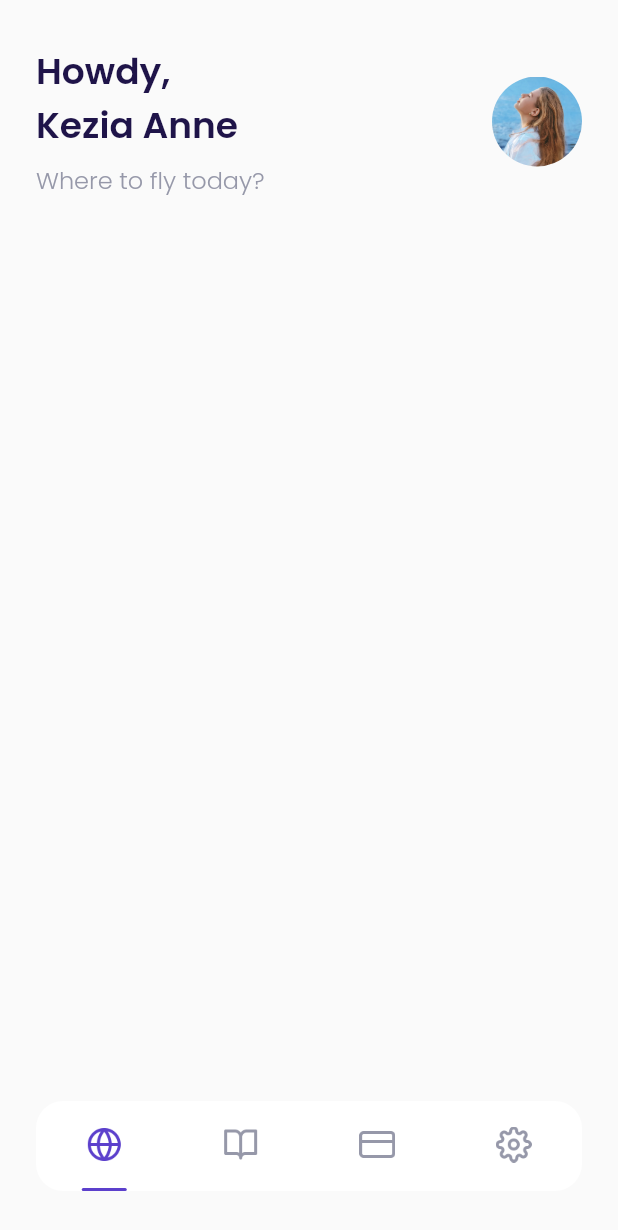
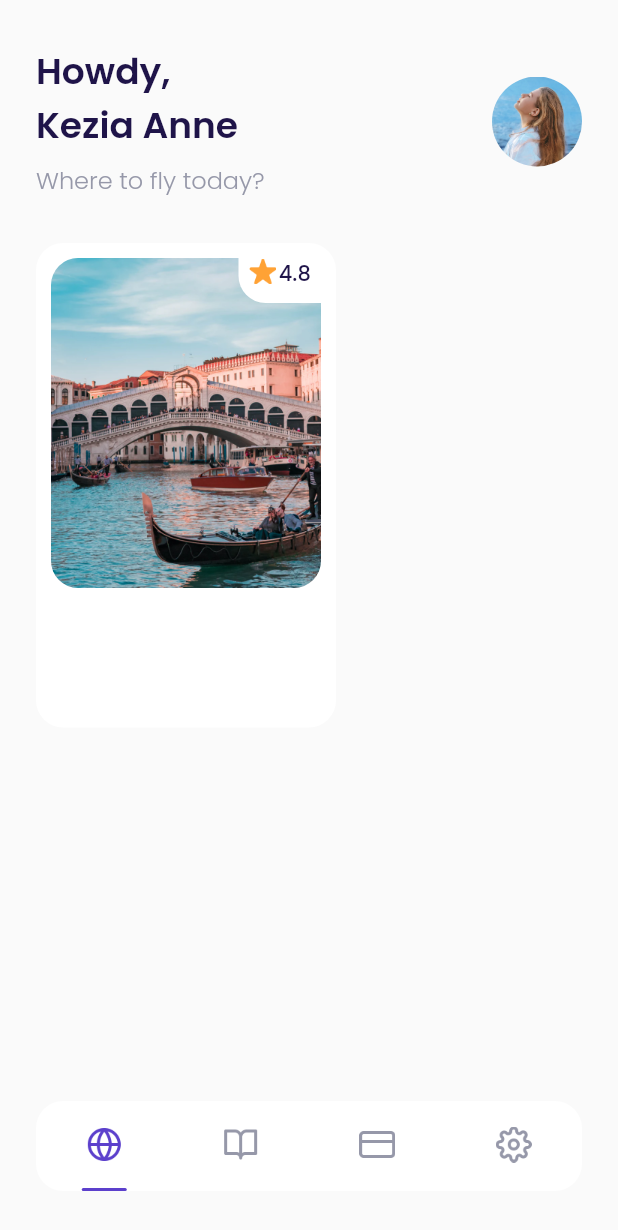
Before and after one commit to anandaadityap/airplane, a Flutter app: the mainPage screen opened by its route, on a phone screen of 412 x 824 dp. Shown: the top 1230 px of the screen. Run offline on Flutter 3.47's test engine with Material 2 defaults, Android fonts, the phone set to English and light mode, and no system bars; our stand-ins replace google_fonts.

Commit message:
Slicing Home => bagian popular destination

```diff
--- a/lib/ui/pages/home_page.dart
+++ b/lib/ui/pages/home_page.dart
@@ -54,8 +54,84 @@ class HomePage extends StatelessWidget {
       );
     }
 
+    Widget popularDestinations() {
+      return Container(
+        margin: EdgeInsets.only(
+          top: 30,
+        ),
+        child: Row(
+          children: [
+            Container(
+              margin: EdgeInsets.only(
+                left: defaultMargin,
+              ),
+              padding: EdgeInsets.all(10),
+              width: 200,
+              height: 323,
+              decoration: BoxDecoration(
+                borderRadius: BorderRadius.circular(18),
+                color: kWhiteColor,
+              ),
+              child: Column(
+                children: [
+                  Container(
+                    width: 180,
+                    height: 220,
+                    decoration: BoxDecoration(
+                      borderRadius: BorderRadius.circular(18),
+                      image: DecorationImage(
+                        image: AssetImage('assets/image_destination1.png'),
+                      ),
+                    ),
+                    child: Align(
+                      alignment: Alignment.topRight,
+                      child: Container(
+                        height: 30,
+                        width: 55,
+                        decoration: BoxDecoration(
+                          color: kWhiteColor,
+                          borderRadius: BorderRadius.only(
+                            bottomLeft: Radius.circular(18),
+                          ),
+                        ),
+                        child: Row(
+                          mainAxisAlignment: MainAxisAlignment.center,
+                          crossAxisAlignment: CrossAxisAlignment.start,
+                          children: [
+                            Container(
+                              width: 18,
+                              height: 18,
+                              margin: EdgeInsets.only(right: 2),
+                              decoration: BoxDecoration(
+                                image: DecorationImage(
+                                  image: AssetImage('assets/icon_Star.png'),
+                                ),
+                              ),
+                            ),
+                            Text(
+                              '4.8',
+                              style: blackTextStyle.copyWith(
+                                fontWeight: medium,
+                              ),
+                            )
+                          ],
+                        ),
+                      ),
+                    ),
+                  )
+                ],
+              ),
+            )
+          ],
+        ),
+      );
+    }
+
     return ListView(
-      children: [header()],
+      children: [
+        header(),
+        popularDestinations(),
+      ],
     );
   }
 }
```
